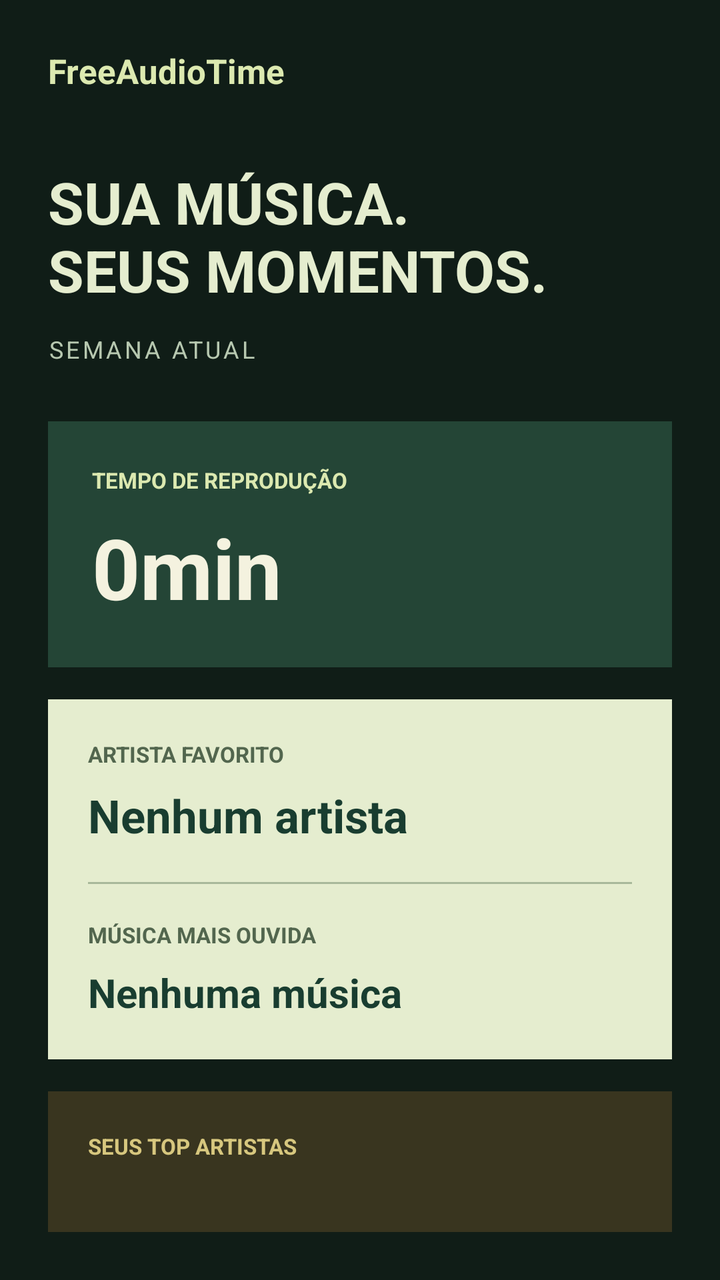
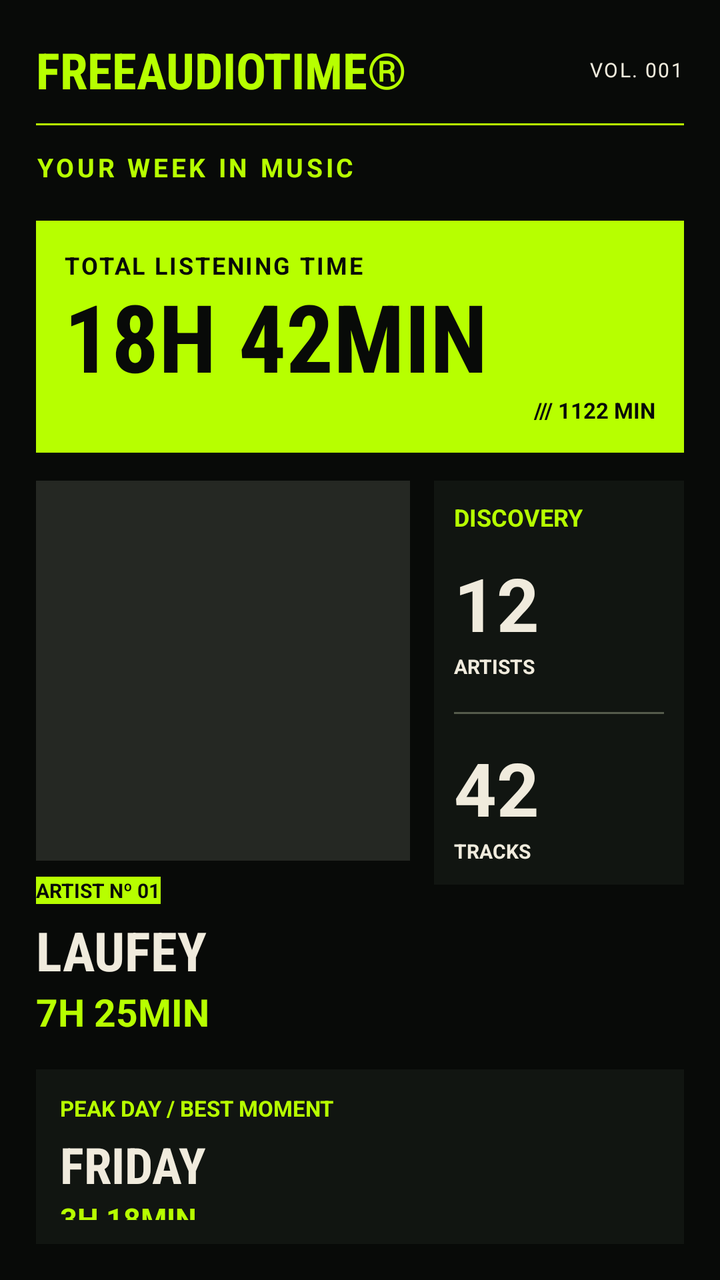

Before-and-after screenshots of an Android layout around one commit, followed by the original layout XML and the change that was made.
<!-- AndroidManifest.xml: application theme Theme.FreeAudioTime -->
<!-- res/layout/recap_share.xml -->
<?xml version="1.0" encoding="utf-8"?>
<LinearLayout xmlns:android="http://schemas.android.com/apk/res/android"
    android:id="@+id/shareCard"
    android:layout_width="360dp"
    android:layout_height="wrap_content"
    android:orientation="vertical"
    android:padding="24dp"
    android:background="#101D17">

    <TextView
        android:layout_width="wrap_content"
        android:layout_height="wrap_content"
        android:text="FreeAudioTime"
        android:textColor="#DCE9B0"
        android:textSize="17sp"
        android:textStyle="bold" />

    <TextView
        android:layout_width="match_parent"
        android:layout_height="wrap_content"
        android:layout_marginTop="35dp"
        android:text="SUA MÚSICA.\nSEUS MOMENTOS."
        android:textColor="#E5EDCF"
        android:textSize="29sp"
        android:textStyle="bold" />

    <TextView
        android:id="@+id/sharePeriod"
        android:layout_width="wrap_content"
        android:layout_height="wrap_content"
        android:layout_marginTop="12dp"
        android:text="SEMANA ATUAL"
        android:textColor="#B7C8B0"
        android:textSize="12sp"
        android:letterSpacing="0.12" />

    <LinearLayout
        android:layout_width="match_parent"
        android:layout_height="wrap_content"
        android:layout_marginTop="28dp"
        android:padding="22dp"
        android:orientation="vertical"
        android:background="#244536">

        <TextView
            android:layout_width="wrap_content"
            android:layout_height="wrap_content"
            android:text="TEMPO DE REPRODUÇÃO"
            android:textColor="#DCE9B0"
            android:textSize="11sp"
            android:textStyle="bold" />

        <TextView
            android:id="@+id/shareTotal"
            android:layout_width="match_parent"
            android:layout_height="wrap_content"
            android:layout_marginTop="8dp"
            android:text="0min"
            android:textColor="#F4F2DF"
            android:textSize="42sp"
            android:textStyle="bold" />

    </LinearLayout>

    <LinearLayout
        android:layout_width="match_parent"
        android:layout_height="wrap_content"
        android:layout_marginTop="16dp"
        android:padding="20dp"
        android:orientation="vertical"
        android:background="#E5EDCF">

        <TextView
            android:layout_width="wrap_content"
            android:layout_height="wrap_content"
            android:text="ARTISTA FAVORITO"
            android:textColor="#52664E"
            android:textSize="11sp"
            android:textStyle="bold" />

        <TextView
            android:id="@+id/shareArtist"
            android:layout_width="match_parent"
            android:layout_height="wrap_content"
            android:layout_marginTop="8dp"
            android:text="Nenhum artista"
            android:textColor="#193D30"
            android:textSize="23sp"
            android:textStyle="bold" />

        <View
            android:layout_width="match_parent"
            android:layout_height="1dp"
            android:layout_marginTop="18dp"
            android:background="#A8B99A" />

        <TextView
            android:layout_width="wrap_content"
            android:layout_height="wrap_content"
            android:layout_marginTop="18dp"
            android:text="MÚSICA MAIS OUVIDA"
            android:textColor="#52664E"
            android:textSize="11sp"
            android:textStyle="bold" />

        <TextView
            android:id="@+id/shareTrack"
            android:layout_width="match_parent"
            android:layout_height="wrap_content"
            android:layout_marginTop="8dp"
            android:text="Nenhuma música"
            android:textColor="#193D30"
            android:textSize="20sp"
            android:textStyle="bold" />

    </LinearLayout>

    <LinearLayout
        android:layout_width="match_parent"
        android:layout_height="wrap_content"
        android:layout_marginTop="16dp"
        android:padding="20dp"
        android:orientation="vertical"
        android:background="#39351F">

        <TextView
            android:layout_width="wrap_content"
            android:layout_height="wrap_content"
            android:text="SEUS TOP ARTISTAS"
            android:textColor="#D7C77E"
            android:textSize="11sp"
            android:textStyle="bold" />

        <TextView
            android:id="@+id/shareTopArtists"
            android:layout_width="match_parent"
            android:layout_height="wrap_content"
            android:layout_marginTop="12dp"
            android:text="Nenhum registro"
            android:textColor="#F4F2DF"
            android:textSize="14sp"
            android:lineSpacingExtra="7dp" />

        <TextView
            android:layout_width="wrap_content"
            android:layout_height="wrap_content"
            android:layout_marginTop="22dp"
            android:text="SUAS TOP MÚSICAS"
            android:textColor="#D7C77E"
            android:textSize="11sp"
            android:textStyle="bold" />

        <LinearLayout
            android:id="@+id/shareTopTracks"
            android:layout_width="match_parent"
            android:layout_height="wrap_content"
            android:layout_marginTop="12dp"
            android:orientation="vertical" />

    </LinearLayout>

    <TextView
        android:layout_width="match_parent"
        android:layout_height="wrap_content"
        android:layout_marginTop="28dp"
        android:gravity="center"
        android:text="CADA MINUTO CONTA."
        android:textColor="#DCE9B0"
        android:textSize="12sp"
        android:textStyle="bold"
        android:letterSpacing="0.15" />

</LinearLayout>
<!-- resources referenced by this layout -->
<resources>
  <style name="Theme.FreeAudioTime" parent="Base.Theme.FreeAudioTime" />
  <style name="Base.Theme.FreeAudioTime" parent="Theme.Material3.DayNight.NoActionBar">
          
          
      </style>
</resources>

<!-- the commit's change to res/layout/recap_share.xml (unified diff, before → after) -->
@@ -4,151 +4,286 @@
     android:layout_width="360dp"
     android:layout_height="wrap_content"
     android:orientation="vertical"
-    android:padding="24dp"
-    android:background="#101D17">
-
-    <TextView
-        android:layout_width="wrap_content"
-        android:layout_height="wrap_content"
-        android:text="FreeAudioTime"
-        android:textColor="#DCE9B0"
-        android:textSize="17sp"
-        android:textStyle="bold" />
-
-    <TextView
-        android:layout_width="match_parent"
-        android:layout_height="wrap_content"
-        android:layout_marginTop="35dp"
-        android:text="SUA MÚSICA.\nSEUS MOMENTOS."
-        android:textColor="#E5EDCF"
-        android:textSize="29sp"
-        android:textStyle="bold" />
+    android:padding="18dp"
+    android:background="#080A08">
+
+    
+    <LinearLayout
+        android:layout_width="match_parent"
+        android:layout_height="wrap_content"
+        android:orientation="horizontal"
+        android:gravity="center_vertical">
+
+        <TextView
+            android:layout_width="0dp"
+            android:layout_height="wrap_content"
+            android:layout_weight="1"
+            android:text="FREEAUDIOTIME®"
+            android:textColor="#B7FF00"
+            android:textSize="25sp"
+            android:textStyle="bold"
+            android:fontFamily="sans-serif-condensed" />
+
+        <TextView
+            android:id="@+id/shareVolume"
+            android:layout_width="wrap_content"
+            android:layout_height="wrap_content"
+            android:text="VOL. 001"
+            android:textColor="#F0EBDD"
+            android:textSize="10sp"
+            android:letterSpacing="0.08" />
+
+    </LinearLayout>
+
+    <View
+        android:layout_width="match_parent"
+        android:layout_height="1dp"
+        android:layout_marginTop="10dp"
+        android:background="#B7FF00" />
 
     <TextView
         android:id="@+id/sharePeriod"
-        android:layout_width="wrap_content"
+        android:layout_width="match_parent"
         android:layout_height="wrap_content"
         android:layout_marginTop="12dp"
-        android:text="SEMANA ATUAL"
-        android:textColor="#B7C8B0"
-        android:textSize="12sp"
+        android:text="YOUR WEEK IN MUSIC"
+        android:textColor="#B7FF00"
+        android:textSize="13sp"
+        android:textStyle="bold"
         android:letterSpacing="0.12" />
 
-    <LinearLayout
-        android:layout_width="match_parent"
-        android:layout_height="wrap_content"
-        android:layout_marginTop="28dp"
-        android:padding="22dp"
+    
+    <LinearLayout
+        android:id="@+id/shareTimeCard"
+        android:layout_width="match_parent"
+        android:layout_height="wrap_content"
+        android:layout_marginTop="18dp"
+        android:padding="14dp"
         android:orientation="vertical"
-        android:background="#244536">
-
-        <TextView
-            android:layout_width="wrap_content"
-            android:layout_height="wrap_content"
-            android:text="TEMPO DE REPRODUÇÃO"
-            android:textColor="#DCE9B0"
+        android:background="#B7FF00">
+
+        <TextView
+            android:layout_width="wrap_content"
+            android:layout_height="wrap_content"
+            android:text="TOTAL LISTENING TIME"
+            android:textColor="#080A08"
+            android:textSize="12sp"
+            android:textStyle="bold"
+            android:letterSpacing="0.08" />
+
+        <TextView
+            android:id="@+id/shareTotal"
+            android:layout_width="match_parent"
+            android:layout_height="wrap_content"
+            android:layout_marginTop="2dp"
+            android:text="18H 42MIN"
+            android:textColor="#080A08"
+            android:textSize="47sp"
+            android:textStyle="bold"
+            android:fontFamily="sans-serif-condensed"
+            android:includeFontPadding="false" />
+
+        <TextView
+            android:id="@+id/shareTotalMinutes"
+            android:layout_width="wrap_content"
+            android:layout_height="wrap_content"
+            android:layout_gravity="end"
+            android:text="/// 1122 MIN"
+            android:textColor="#080A08"
             android:textSize="11sp"
             android:textStyle="bold" />
 
-        <TextView
-            android:id="@+id/shareTotal"
-            android:layout_width="match_parent"
-            android:layout_height="wrap_content"
-            android:layout_marginTop="8dp"
-            android:text="0min"
-            android:textColor="#F4F2DF"
-            android:textSize="42sp"
-            android:textStyle="bold" />
-
-    </LinearLayout>
-
+    </LinearLayout>
+
+    
+    <LinearLayout
+        android:layout_width="match_parent"
+        android:layout_height="wrap_content"
+        android:layout_marginTop="14dp"
+        android:orientation="horizontal">
+
+        <LinearLayout
+            android:layout_width="0dp"
+            android:layout_height="wrap_content"
+            android:layout_weight="1.5"
+            android:orientation="vertical">
+
+            <ImageView
+                android:id="@+id/shareArtistImage"
+                android:layout_width="match_parent"
+                android:layout_height="190dp"
+                android:scaleType="centerCrop"
+                android:background="#252823"
+                android:contentDescription="Artista mais ouvido" />
+
+            <TextView
+                android:layout_width="wrap_content"
+                android:layout_height="wrap_content"
+                android:layout_marginTop="8dp"
+                android:text="ARTIST Nº 01"
+                android:textColor="#080A08"
+                android:background="#B7FF00"
+                android:textSize="10sp"
+                android:textStyle="bold" />
+
+            <TextView
+                android:id="@+id/shareArtist"
+                android:layout_width="match_parent"
+                android:layout_height="wrap_content"
+                android:layout_marginTop="5dp"
+                android:text="LAUFEY"
+                android:textColor="#F0EBDD"
+                android:textSize="27sp"
+                android:textStyle="bold"
+                android:fontFamily="sans-serif-condensed" />
+
+            <TextView
+                android:id="@+id/shareArtistTime"
+                android:layout_width="match_parent"
+                android:layout_height="wrap_content"
+                android:text="7H 25MIN"
+                android:textColor="#B7FF00"
+                android:textSize="19sp"
+                android:textStyle="bold" />
+
+        </LinearLayout>
+
+        <LinearLayout
+            android:layout_width="0dp"
+            android:layout_height="wrap_content"
+            android:layout_weight="1"
+            android:layout_marginStart="12dp"
+            android:orientation="vertical"
+            android:padding="10dp"
+            android:background="#111511">
+
+            <TextView
+                android:layout_width="wrap_content"
+                android:layout_height="wrap_content"
+                android:text="DISCOVERY"
+                android:textColor="#B7FF00"
+                android:textSize="12sp"
+                android:textStyle="bold" />
+
+            <TextView
+                android:id="@+id/shareArtistCount"
+                android:layout_width="match_parent"
+                android:layout_height="wrap_content"
+                android:layout_marginTop="10dp"
+                android:text="12"
+                android:textColor="#F0EBDD"
+                android:textSize="37sp"
+                android:textStyle="bold" />
+
+            <TextView
+                android:layout_width="wrap_content"
+                android:layout_height="wrap_content"
+                android:text="ARTISTS"
+                android:textColor="#F0EBDD"
+                android:textSize="10sp"
+                android:textStyle="bold" />
+
+            <View
+                android:layout_width="match_parent"
+                android:layout_height="1dp"
+                android:layout_marginTop="16dp"
+                android:background="#555B4C" />
+
+            <TextView
+                android:id="@+id/shareTrackCount"
+                android:layout_width="match_parent"
+                android:layout_height="wrap_content"
+                android:layout_marginTop="12dp"
+                android:text="42"
+                android:textColor="#F0EBDD"
+                android:textSize="37sp"
+                android:textStyle="bold" />
+
+            <TextView
+                android:layout_width="wrap_content"
+                android:layout_height="wrap_content"
+                android:text="TRACKS"
+                android:textColor="#F0EBDD"
+                android:textSize="10sp"
+                android:textStyle="bold" />
+
+        </LinearLayout>
+    </LinearLayout>
+
+    
     <LinearLayout
         android:layout_width="match_parent"
         android:layout_height="wrap_content"
         android:layout_marginTop="16dp"
-        android:padding="20dp"
+        android:padding="12dp"
         android:orientation="vertical"
-        android:background="#E5EDCF">
-
-        <TextView
-            android:layout_width="wrap_content"
-            android:layout_height="wrap_content"
-            android:text="ARTISTA FAVORITO"
-            android:textColor="#52664E"
+        android:background="#111511">
+
+        <TextView
+            android:layout_width="wrap_content"
+            android:layout_height="wrap_content"
+            android:text="PEAK DAY / BEST MOMENT"
+            android:textColor="#B7FF00"
             android:textSize="11sp"
             android:textStyle="bold" />
 
         <TextView
-            android:id="@+id/shareArtist"
+            android:id="@+id/shareBestDay"
             android:layout_width="match_parent"
             android:layout_height="wrap_content"
-            android:layout_marginTop="8dp"
-            android:text="Nenhum artista"
-            android:textColor="#193D30"
-            android:textSize="23sp"
+            android:layout_marginTop="4dp"
+            android:text="FRIDAY"
+            android:textColor="#F0EBDD"
+            android:textSize="25sp"
+            android:textStyle="bold"
+            android:fontFamily="sans-serif-condensed" />
+
+        <TextView
+            android:id="@+id/shareBestDayTime"
+            android:layout_width="wrap_content"
+            android:layout_height="wrap_content"
+            android:text="3H 18MIN"
+            android:textColor="#B7FF00"
+            android:textSize="15sp"
             android:textStyle="bold" />
 
-        <View
+    </LinearLayout>
+
+    
+    <LinearLayout
+        android:layout_width="match_parent"
+        android:layout_height="wrap_content"
+        android:layout_marginTop="20dp"
+        android:orientation="vertical">
+
+        <LinearLayout
             android:layout_width="match_parent"
-            android:layout_height="1dp"
-            android:layout_marginTop="18dp"
-            android:background="#A8B99A" />
-
-        <TextView
-            android:layout_width="wrap_content"
-            android:layout_height="wrap_content"
-            android:layout_marginTop="18dp"
-            android:text="MÚSICA MAIS OUVIDA"
-            android:textColor="#52664E"
-            android:textSize="11sp"
-            android:textStyle="bold" />
-
-        <TextView
-            android:id="@+id/shareTrack"
-            android:layout_width="match_parent"
-            android:layout_height="wrap_content"
-            android:layout_marginTop="8dp"
-            android:text="Nenhuma música"
-            android:textColor="#193D30"
-            android:textSize="20sp"
-            android:textStyle="bold" />
-
-    </LinearLayout>
-
-    <LinearLayout
-        android:layout_width="match_parent"
-        android:layout_height="wrap_content"
-        android:layout_marginTop="16dp"
-        android:padding="20dp"
-        android:orientation="vertical"
-        android:background="#39351F">
-
-        <TextView
-            android:layout_width="wrap_content"
-            android:layout_height="wrap_content"
-            android:text="SEUS TOP ARTISTAS"
-            android:textColor="#D7C77E"
-            android:textSize="11sp"
-            android:textStyle="bold" />
-
-        <TextView
-            android:id="@+id/shareTopArtists"
-            android:layout_width="match_parent"
-            android:layout_height="wrap_content"
-            android:layout_marginTop="12dp"
-            android:text="Nenhum registro"
-            android:textColor="#F4F2DF"
-            android:textSize="14sp"
-            android:lineSpacingExtra="7dp" />
-
-        <TextView
-            android:layout_width="wrap_content"
-            android:layout_height="wrap_content"
-            android:layout_marginTop="22dp"
-            android:text="SUAS TOP MÚSICAS"
-            android:textColor="#D7C77E"
-            android:textSize="11sp"
-            android:textStyle="bold" />
+            android:layout_height="wrap_content"
+            android:gravity="center_vertical">
+
+            <TextView
+                android:layout_width="wrap_content"
+                android:layout_height="wrap_content"
+                android:text="YOUR TOP TRACKS"
+                android:textColor="#B7FF00"
+                android:textSize="16sp"
+                android:textStyle="bold" />
+
+            <View
+                android:layout_width="0dp"
+                android:layout_height="1dp"
+                android:layout_weight="1"
+                android:layout_marginStart="8dp"
+                android:background="#B7FF00" />
+
+            <TextView
+                android:layout_width="wrap_content"
+                android:layout_height="wrap_content"
+                android:text="TOP 03"
+                android:textColor="#F0EBDD"
+                android:textSize="10sp" />
+
+        </LinearLayout>
 
         <LinearLayout
             android:id="@+id/shareTopTracks"
@@ -159,15 +294,30 @@
 
     </LinearLayout>
 
+    
+    <View
+        android:layout_width="match_parent"
+        android:layout_height="1dp"
+        android:layout_marginTop="18dp"
+        android:background="#B7FF00" />
+
     <TextView
         android:layout_width="match_parent"
         android:layout_height="wrap_content"
-        android:layout_marginTop="28dp"
-        android:gravity="center"
-        android:text="CADA MINUTO CONTA."
-        android:textColor="#DCE9B0"
+        android:layout_marginTop="12dp"
+        android:text="A PERSONAL MUSIC ARCHIVE"
+        android:textColor="#B7FF00"
         android:textSize="12sp"
         android:textStyle="bold"
-        android:letterSpacing="0.15" />
+        android:letterSpacing="0.12" />
+
+    <TextView
+        android:layout_width="match_parent"
+        android:layout_height="wrap_content"
+        android:layout_marginTop="8dp"
+        android:text="EVERY MINUTE HAS A STORY.  //  FAT® 2026"
+        android:textColor="#F0EBDD"
+        android:textSize="10sp"
+        android:letterSpacing="0.08" />
 
 </LinearLayout>
